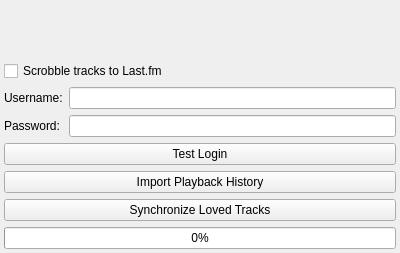
The window that src/libtomahawk/accounts/lastfm/LastFmConfig.ui (tomahawk-player/tomahawk) describes before a commit, drawn with Qt 5.
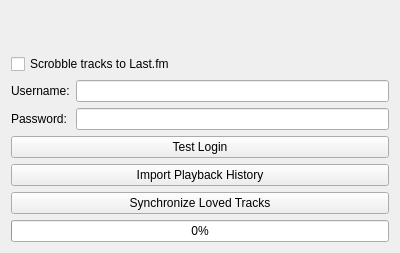
The same window after the commit. Icons and pictures are not drawn.

Commit message: Use consistent margins on Last.fm configuration dialog.

The edit to the form file:
```diff
--- a/src/libtomahawk/accounts/lastfm/LastFmConfig.ui
+++ b/src/libtomahawk/accounts/lastfm/LastFmConfig.ui
@@ -14,9 +14,6 @@
    <string>Form</string>
   </property>
   <layout class="QVBoxLayout" name="verticalLayout">
-   <property name="margin">
-    <number>4</number>
-   </property>
    <item>
     <widget class="QLabel" name="label">
      <property name="text">
```
